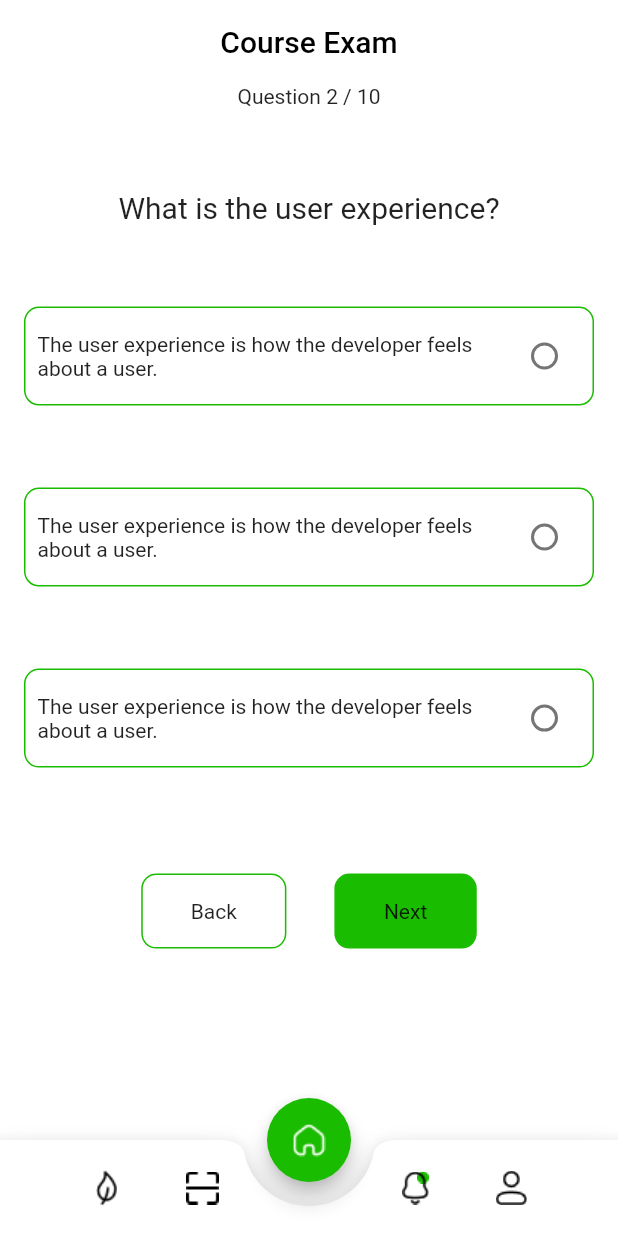
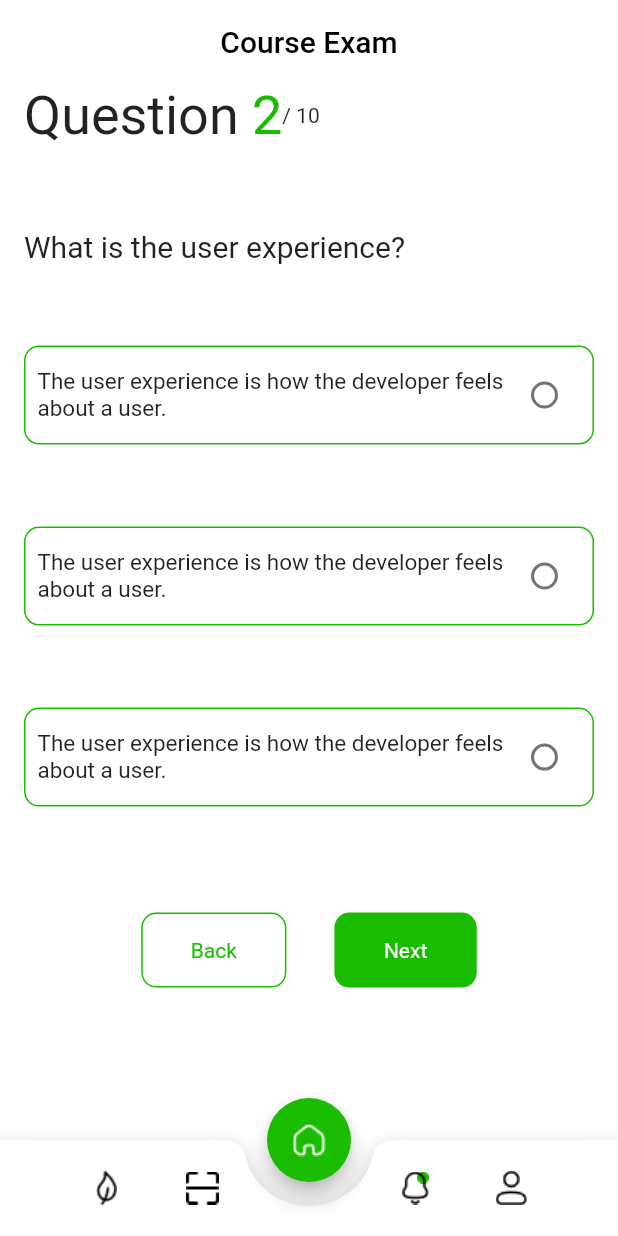
Before and after one commit to hassanProDev/LavaApp, a Flutter app: the HomeScreen screen opened by its route, after a tap on "Next", on a phone screen of 412 x 824 dp. Run offline on Flutter 3.47's test engine with Material 2 defaults, Android fonts, the phone set to English and light mode, and no system bars.

Commit message:
scanner screen

```diff
--- a/lib/main.dart
+++ b/lib/main.dart
@@ -1,5 +1,6 @@
 import 'package:flutter/material.dart';
 import 'package:lava_app/view/home_screen/home_screen.dart';
+import 'package:lava_app/view/home_screen/tabs/barcode_screen/scan_screen.dart';
 import 'package:lava_app/view/register_screen/register_screen.dart';
 
 void main() {
@@ -16,6 +17,7 @@ class MyApp extends StatelessWidget {
       routes: {
         RegisterScreen.routeName: (_) => RegisterScreen(),
         HomeScreen.routeName: (_) => HomeScreen(),
+        ScanScreen.routeName:(_)=>ScanScreen(),
       },
     );
   }
--- a/lib/view/home_screen/home_screen.dart
+++ b/lib/view/home_screen/home_screen.dart
@@ -1,5 +1,6 @@
 import 'package:flutter/material.dart';
 import 'package:lava_app/view/home_screen/customise/custom_btn_nav.dart';
+import 'package:lava_app/view/home_screen/tabs/barcode_screen/scan_screen.dart';
 import 'package:lava_app/view/home_screen/tabs/tabs.dart';
 
 import '../themes_colors.dart';
@@ -43,7 +44,9 @@ class _HomeScreenState extends State<HomeScreen> {
                     setState((){});
 
                   },),
-                  CustomBtnNav(imgName: 'barcode'),
+                  CustomBtnNav(imgName: 'barcode',func: (){
+                   Navigator.pushNamed(context, ScanScreen.routeName);
+                  },),
                 ],
               ),
               Row(
--- a/lib/view/home_screen/tabs/questions_screen/customise/question.dart
+++ b/lib/view/home_screen/tabs/questions_screen/customise/question.dart
@@ -9,14 +9,13 @@ class Question extends StatelessWidget {
   Widget build(BuildContext context) {
     return Container(
       height: MediaQuery.of(context).size.height * 0.6,
-      padding: EdgeInsets.symmetric(horizontal: 16),
       child: Column(
         crossAxisAlignment: CrossAxisAlignment.stretch,
         mainAxisAlignment: MainAxisAlignment.spaceEvenly,
         children: [
           Text(
             'What is the user experience?',
-            textAlign: TextAlign.center,style: TextStyle(fontSize: 20),
+            style: TextStyle(fontSize: 20),
           ),
           Container(
             padding: EdgeInsets.all(8),
@@ -30,6 +29,7 @@ class Question extends StatelessWidget {
                 Flexible(
                   child: Text(
                     'The user experience is how the developer feels about a user.',
+                    style: TextStyle(fontSize: 15),
                   ),
                 ),
                 Radio(
@@ -52,6 +52,7 @@ class Question extends StatelessWidget {
                 Flexible(
                   child: Text(
                     'The user experience is how the developer feels about a user.',
+                    style: TextStyle(fontSize: 15),
                   ),
                 ),
                 Radio(
@@ -74,6 +75,7 @@ class Question extends StatelessWidget {
                 Flexible(
                   child: Text(
                     'The user experience is how the developer feels about a user.',
+                    style: TextStyle(fontSize: 15),
                   ),
                 ),
                 Radio(
--- a/lib/view/home_screen/tabs/questions_screen/questions_screen.dart
+++ b/lib/view/home_screen/tabs/questions_screen/questions_screen.dart
@@ -26,14 +26,27 @@ class _QuestionScreenState extends State<QuestionScreen> {
         backgroundColor: Colors.white,
         centerTitle: true,
       ),
-      body: Column(
+      body: Container(
+        padding: EdgeInsets.symmetric(horizontal: 16),
+        child: Column(
           children: [
-          Text('Question ${questionNumber + 1} / ${questionData.length}'),
+            Row(
+              children: [
+                Text('Question ',style: TextStyle(fontSize: 36),),
+                Text(
+                  '${questionNumber + 1}',
+                  style: TextStyle(color: MyTheme.primaryColor,fontSize: 36),
+                ),
+                Text('/ ${questionData.length}')
+              ],
+            ),
             questionData[questionNumber],
             Row(
               mainAxisAlignment: MainAxisAlignment.center,
               children: [
-              InkWell(
+                Visibility(
+                  visible: questionNumber+1==1?false:true,
+                  child: InkWell(
                     onTap: () {
                       questionNumber > 0
                           ? questionNumber--
@@ -49,12 +62,16 @@ class _QuestionScreenState extends State<QuestionScreen> {
                           color: MyTheme.primaryColor,
                         ),
                       ),
-                  child: Text('Back'),
+                      child: Text(
+                        'Back',
+                        style: TextStyle(color: MyTheme.primaryColor),
+                      ),
+                    ),
                   ),
                 ),
                 InkWell(
                   onTap: () {
-                  if (questionNumber == questionData.length-1) {
+                    if (questionNumber == questionData.length - 1) {
                       return;
                     } else {
                       questionNumber++;
@@ -71,13 +88,17 @@ class _QuestionScreenState extends State<QuestionScreen> {
                         color: MyTheme.primaryColor,
                       ),
                     ),
-                  child: Text('Next'),
+                    child: Text(
+                      'Next',
+                      style: TextStyle(color: Colors.white),
+                    ),
                   ),
                 )
               ],
             ),
           ],
         ),
+      ),
     );
   }
 }
--- a/lib/view/home_screen/tabs/tabs.dart
+++ b/lib/view/home_screen/tabs/tabs.dart
@@ -1,4 +1,5 @@
 import 'package:flutter/cupertino.dart';
+import 'package:lava_app/view/home_screen/tabs/barcode_screen/scan_screen.dart';
 import 'package:lava_app/view/home_screen/tabs/notification_screen/notification.dart';
 import 'package:lava_app/view/home_screen/tabs/questions_screen/questions_screen.dart';
 import 'package:lava_app/view/home_screen/tabs/sales_screen/sales_screen.dart';
@@ -6,5 +7,6 @@ import 'package:lava_app/view/home_screen/tabs/sales_screen/sales_screen.dart';
 List<Widget> tabs = [
   SalesScreen(),
   QuestionScreen(),
-  NotificationScreen()
+  NotificationScreen(),
+  ScanScreen(),
 ];
--- a/pubspec.yaml
+++ b/pubspec.yaml
@@ -70,6 +70,8 @@ flutter:
     - assets/images/homeScreen/
     - assets/images/sales_screen/
     - assets/images/notification/
+    - assets/images/scanner/
+
 
   # An image asset can refer to one or more resolution-specific "variants", see
   # https://flutter.dev/assets-and-images/#resolution-aware
```
Also changed, not shown: lib/view/home_screen/tabs/barcode_screen/scan_screen.dart (added, +20 -0 lines), lib/view/home_screen/tabs/profile_screen/porfile_screen.dart (added, +16 -0 lines). Lines whose indentation alone changed are shown as unchanged.
